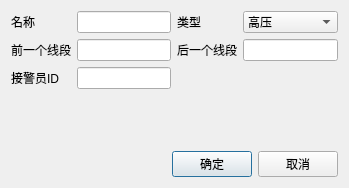
The window that LineEditDlg.ui (wanlong1215/test) describes before a commit, drawn with Qt 5.
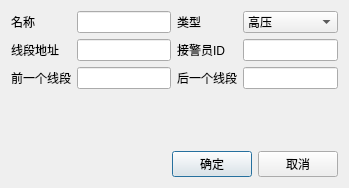
The same window after the commit.

Patch:
```diff
--- a/LineEditDlg.ui
+++ b/LineEditDlg.ui
@@ -16,13 +16,6 @@
   <layout class="QVBoxLayout" name="verticalLayout">
    <item>
     <layout class="QGridLayout" name="gridLayout">
-     <item row="2" column="0">
-      <widget class="QLabel" name="label_4">
-       <property name="text">
-        <string>前一个线段</string>
-       </property>
-      </widget>
-     </item>
      <item row="1" column="2">
       <widget class="QLabel" name="label_2">
        <property name="text">
@@ -30,38 +23,21 @@
        </property>
       </widget>
      </item>
-     <item row="2" column="1">
-      <widget class="QLineEdit" name="lePreId"/>
-     </item>
-     <item row="2" column="2">
-      <widget class="QLabel" name="label_5">
-       <property name="text">
-        <string>后一个线段</string>
-       </property>
-      </widget>
-     </item>
-     <item row="2" column="3">
-      <widget class="QLineEdit" name="leNextId"/>
-     </item>
-     <item row="3" column="0">
-      <widget class="QLabel" name="label_3">
-       <property name="text">
-        <string>接警员ID</string>
-       </property>
-      </widget>
-     </item>
      <item row="1" column="1">
       <widget class="QLineEdit" name="leName"/>
      </item>
+     <item row="3" column="3">
+      <widget class="QLineEdit" name="leNextId"/>
+     </item>
+     <item row="3" column="2">
+      <widget class="QLabel" name="label_5">
+       <property name="text">
+        <string>后一个线段</string>
+       </property>
+      </widget>
+     </item>
      <item row="3" column="1">
-      <widget class="QLineEdit" name="leWorkId"/>
-     </item>
-     <item row="1" column="0">
-      <widget class="QLabel" name="label">
-       <property name="text">
-        <string>名称</string>
-       </property>
-      </widget>
+      <widget class="QLineEdit" name="lePreId"/>
      </item>
      <item row="1" column="3">
       <widget class="QComboBox" name="cbType">
@@ -82,6 +58,40 @@
        </item>
       </widget>
      </item>
+     <item row="1" column="0">
+      <widget class="QLabel" name="label">
+       <property name="text">
+        <string>名称</string>
+       </property>
+      </widget>
+     </item>
+     <item row="3" column="0">
+      <widget class="QLabel" name="label_4">
+       <property name="text">
+        <string>前一个线段</string>
+       </property>
+      </widget>
+     </item>
+     <item row="2" column="0">
+      <widget class="QLabel" name="label_6">
+       <property name="text">
+        <string>线段地址</string>
+       </property>
+      </widget>
+     </item>
+     <item row="2" column="1">
+      <widget class="QLineEdit" name="leAddr"/>
+     </item>
+     <item row="2" column="2">
+      <widget class="QLabel" name="label_3">
+       <property name="text">
+        <string>接警员ID</string>
+       </property>
+      </widget>
+     </item>
+     <item row="2" column="3">
+      <widget class="QLineEdit" name="leWorkId"/>
+     </item>
     </layout>
    </item>
    <item>
```
Left out of the diff: 2 changed lines with no effect on the pictures.
